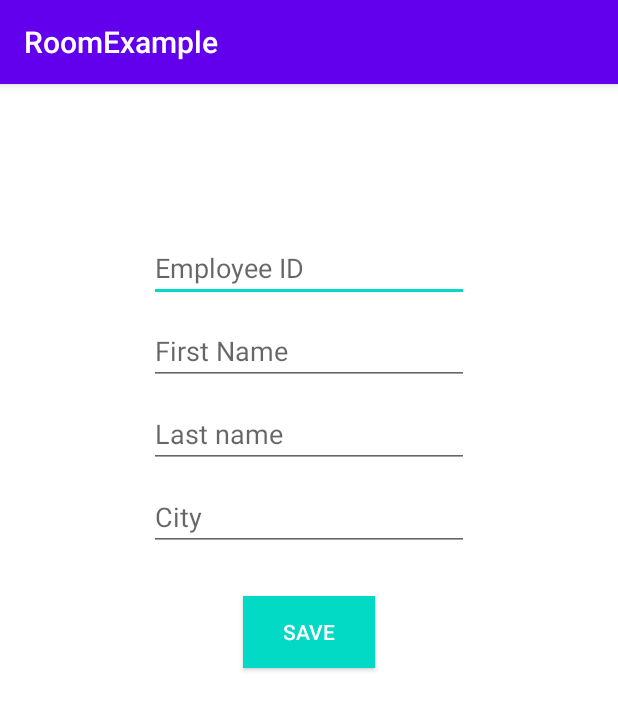
After one commit to subarno26/bootcamp, an Android app: the fragment AddEntryFragment shown on its own in the app's theme, on a phone screen of 412 x 824 dp. The commit adds this screen. Shown: the top 710 px of the screen. Run offline under Robolectric (Android 15) with nearby library versions, the phone set to English and light mode, and no system bars; our stand-ins replace Room's generated code, data binding.

Commit message:
Commit with recyclerView and Data Binding

```diff
--- a/RoomExample/app/build.gradle
+++ b/RoomExample/app/build.gradle
@@ -24,10 +24,13 @@ android {
         }
     }
 
+    dataBinding { enabled = true}
+
 }
 
 dependencies {
     implementation 'androidx.recyclerview:recyclerview:1.1.0'
+    implementation 'com.google.android.material:material:1.1.0'
     def lifecycle_version = "2.2.0"
     def archLifecycleVersion = '2.2.0'
 
--- /dev/null
+++ b/RoomExample/app/src/main/java/com/example/roomexample/View/AddEntryFragment.kt
@@ -0,0 +1,63 @@
+package com.example.roomexample.View
+
+import android.os.Bundle
+import android.text.TextUtils
+import android.view.LayoutInflater
+import android.view.View
+import android.view.ViewGroup
+import android.widget.Toast
+import androidx.databinding.DataBindingUtil
+import androidx.fragment.app.Fragment
+import androidx.lifecycle.ViewModelProvider
+import com.example.roomexample.R
+import com.example.roomexample.ViewModel.EmployeeViewModel
+import com.example.roomexample.databinding.FragAddEntryBinding
+import com.example.roomexample.room.Employee
+
+class AddEntryFragment : Fragment() {
+    private lateinit var viewModel:EmployeeViewModel
+    private lateinit var binding: FragAddEntryBinding
+    override fun onCreateView(
+        inflater: LayoutInflater,
+        container: ViewGroup?,
+        savedInstanceState: Bundle?
+    ): View? {
+        binding = DataBindingUtil.inflate(layoutInflater,R.layout.frag_add_entry,container,false)
+        viewModel = ViewModelProvider(this).get(EmployeeViewModel::class.java)
+
+        binding.btnSave.setOnClickListener {
+            saveEntries()
+        }
+        return binding.root
+    }
+
+
+    private fun saveEntries() {
+
+        val eID = binding.etId.text.toString().toInt()
+        val firstName = binding.etFirstName.text.toString()
+        val lastName = binding.etLastName.text.toString()
+        val city = binding.etCity.text.toString()
+
+
+
+        if (TextUtils.isEmpty(eID.toString()) || TextUtils.isEmpty(firstName) || TextUtils.isEmpty(lastName) || TextUtils.isEmpty(city)){
+            Toast.makeText(context,"Please fill in all the fields.", Toast.LENGTH_SHORT).show()
+        }
+        else {
+//            if (checkBox.isChecked){
+//                setSharedPreferences(eID,firstName,lastName,city)
+//            }
+
+            val employeeDetails = Employee(
+                eID,
+                firstName,
+                lastName,
+                city
+            )
+            viewModel.insert(employeeDetails)
+            Toast.makeText(context,"Data save successful.", Toast.LENGTH_SHORT).show()
+            activity!!.supportFragmentManager.popBackStack()
+        }
+    }
+}
--- a/RoomExample/app/src/main/java/com/example/roomexample/Room/Employee.kt
+++ b/RoomExample/app/src/main/java/com/example/roomexample/room/Employee.kt
@@ -1,10 +1,10 @@
-package com.example.roomexample.Room
+package com.example.roomexample.room
 
 import androidx.room.Entity
 import androidx.room.PrimaryKey
 
 
-@Entity
+@Entity(tableName = "EmployeeTable")
 data class Employee(
     @PrimaryKey
     val eId: Int,
--- /dev/null
+++ b/RoomExample/app/src/main/java/com/example/roomexample/room/EmployeeDao.kt
@@ -0,0 +1,21 @@
+package com.example.roomexample.room
+
+import androidx.lifecycle.LiveData
+import androidx.room.*
+
+@Dao
+
+interface EmployeeDao{
+    @Query("SELECT * FROM EmployeeTable")
+    fun listAll():LiveData<List<Employee>>
+    @Insert(onConflict = OnConflictStrategy.REPLACE)
+    fun insertAll(vararg employee: Employee)
+    @Delete
+    fun delete(employee: Employee)
+
+    @Query("DELETE from EmployeeTable")
+    fun deleteAll()
+
+    @Query("SELECT * FROM EmployeeTable WHERE firstName like :firstName")
+    fun getByName(firstName:String): Employee
+}
--- a/RoomExample/app/src/main/java/com/example/roomexample/Room/EmployeeDatabase.kt
+++ b/RoomExample/app/src/main/java/com/example/roomexample/room/EmployeeDatabase.kt
@@ -1,4 +1,4 @@
-package com.example.roomexample.Room
+package com.example.roomexample.room
 
 import android.content.Context
 import androidx.room.Database
--- /dev/null
+++ b/RoomExample/app/src/main/res/drawable/ic_baseline_add_24.xml
@@ -0,0 +1,5 @@
+<vector android:height="24dp" android:tint="#FAFFF8"
+    android:viewportHeight="24" android:viewportWidth="24"
+    android:width="24dp" xmlns:android="http://schemas.android.com/apk/res/android">
+    <path android:fillColor="@android:color/white" android:pathData="M19,13h-6v6h-2v-6H5v-2h6V5h2v6h6v2z"/>
+</vector>
--- /dev/null
+++ b/RoomExample/app/src/main/res/layout/frag_add_entry.xml
@@ -0,0 +1,74 @@
+<?xml version="1.0" encoding="utf-8"?>
+<layout xmlns:android="http://schemas.android.com/apk/res/android"
+    xmlns:app="http://schemas.android.com/apk/res-auto">
+
+    <data />
+
+    <androidx.constraintlayout.widget.ConstraintLayout
+        android:layout_width="match_parent"
+        android:layout_height="match_parent"
+        android:background="#ffff">
+
+        <EditText
+            android:id="@+id/et_id"
+            android:layout_width="wrap_content"
+            android:layout_height="wrap_content"
+            android:layout_marginTop="100dp"
+            android:ems="10"
+            android:hint="@string/employee_id"
+            android:inputType="textPersonName"
+            app:layout_constraintEnd_toEndOf="parent"
+            app:layout_constraintStart_toStartOf="parent"
+            app:layout_constraintTop_toTopOf="parent" />
+
+        <EditText
+            android:id="@+id/et_firstName"
+            android:layout_width="wrap_content"
+            android:layout_height="wrap_content"
+            android:layout_marginTop="10dp"
+            android:ems="10"
+            android:hint="@string/first_name"
+            android:inputType="textPersonName"
+            app:layout_constraintEnd_toEndOf="parent"
+            app:layout_constraintStart_toStartOf="parent"
+            app:layout_constraintTop_toBottomOf="@+id/et_id" />
+
+        <EditText
+            android:id="@+id/et_lastName"
+            android:layout_width="wrap_content"
+            android:layout_height="wrap_content"
+            android:layout_marginTop="10dp"
+            android:ems="10"
+            android:hint="@string/last_name"
+            android:inputType="textPersonName"
+            app:layout_constraintEnd_toEndOf="parent"
+            app:layout_constraintStart_toStartOf="parent"
+            app:layout_constraintTop_toBottomOf="@+id/et_firstName" />
+
+        <EditText
+            android:id="@+id/et_city"
+            android:layout_width="wrap_content"
+            android:layout_height="wrap_content"
+            android:layout_marginTop="10dp"
+            android:ems="10"
+            android:hint="@string/city"
+            android:inputType="textPersonName"
+            app:layout_constraintEnd_toEndOf="parent"
+            app:layout_constraintStart_toStartOf="parent"
+            app:layout_constraintTop_toBottomOf="@+id/et_lastName" />
+
+        <Button
+            android:id="@+id/btn_save"
+            android:layout_width="wrap_content"
+            android:layout_height="wrap_content"
+            android:layout_marginTop="30dp"
+            android:text="@string/save"
+            android:textColor="#ffff"
+            android:background="@color/colorAccent"
+            app:layout_constraintEnd_toEndOf="parent"
+            app:layout_constraintHorizontal_bias="0.5"
+            app:layout_constraintStart_toStartOf="parent"
+            app:layout_constraintTop_toBottomOf="@+id/et_city" />
+
+    </androidx.constraintlayout.widget.ConstraintLayout>
+</layout>
--- a/RoomExample/app/src/main/res/values/strings.xml
+++ b/RoomExample/app/src/main/res/values/strings.xml
@@ -9,4 +9,8 @@
     <string name="search_by_name">Search by name</string>
     <string name="search">Search</string>
     <string name="remember_me">Remember me</string>
+    <string name="emp_id">4150</string>
+    <string name="subarno_chatterjee">Subarno Chatterjee</string>
+    <string name="new_delhi">New Delhi</string>
+    <string name="space"> %s </string>
 </resources>
```
Also changed, not shown: RoomExample/app/src/main/java/com/example/roomexample/Adapter/DatabaseAdapter.kt (added, +38 -0 lines), RoomExample/app/src/main/java/com/example/roomexample/Repository/Repository.kt (+7 -3 lines), RoomExample/app/src/main/java/com/example/roomexample/Room/EmployeeDao.kt (deleted, +0 -22 lines), RoomExample/app/src/main/java/com/example/roomexample/Util/DeleteEntry.kt (added, +21 -0 lines), RoomExample/app/src/main/java/com/example/roomexample/View/MainActivity.kt (+80 -79 lines), RoomExample/app/src/main/java/com/example/roomexample/ViewModel/EmployeeViewModel.kt (+7 -5 lines), RoomExample/app/src/main/res/layout/activity_main.xml (+28 -100 lines), RoomExample/app/src/main/res/layout/item_layout.xml (added, +58 -0 lines), RoomExample/app/src/main/res/menu/main_menu.xml (added, +8 -0 lines), 232 other files.
